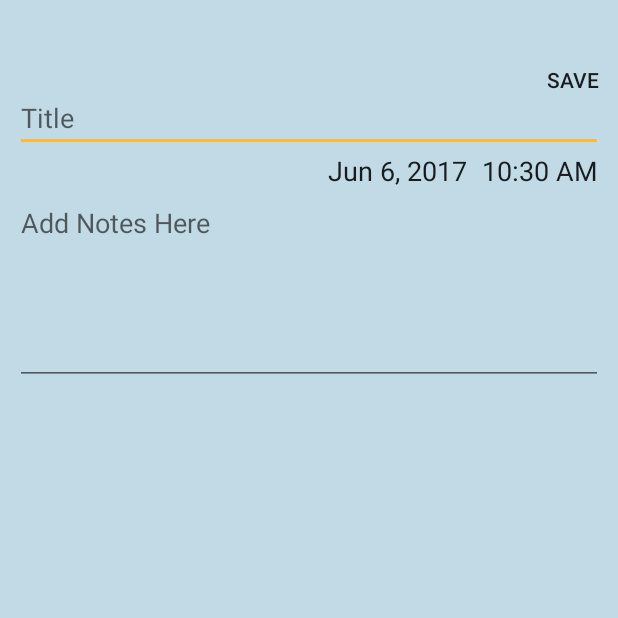
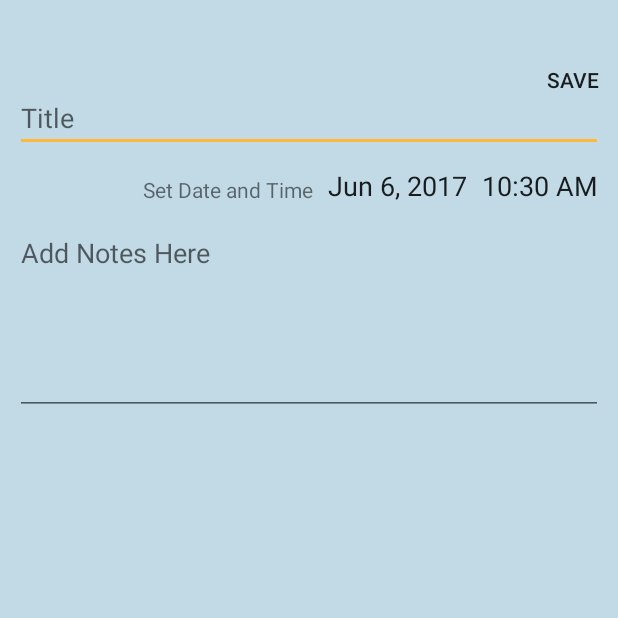
Before and after one commit to Sumirmat97/ReminderApp, an Android app: the screen it shows after launch (TaskEditActivity), after a tap on "Add Task", on a phone screen of 412 x 824 dp, the top half of it. Run offline under Robolectric (Android 15) with nearby library versions, the phone set to English and light mode, and no system bars; our stand-ins replace Picasso; libraries missing offline, so code that uses them is left out: android.support.v7; pictures from the network do not load.

Commit message:
18:15, 06/06/2017 Added preferences for the user.Can be selected from settings

```diff
--- a/app/src/main/AndroidManifest.xml
+++ b/app/src/main/AndroidManifest.xml
@@ -27,6 +27,7 @@
             android:windowSoftInputMode="stateHidden">
 
         </activity>
+        <activity android:name="com.dummies.tasks.activity.PreferencesActivity"/>
 
         <provider
             android:authorities="com.dummies.tasks.provider.TaskProvider"
--- a/app/src/main/java/com/dummies/tasks/fragment/TaskEditFragment.java
+++ b/app/src/main/java/com/dummies/tasks/fragment/TaskEditFragment.java
@@ -7,8 +7,11 @@ import android.app.NotificationManager;
 import android.content.ContentUris;
 import android.content.ContentValues;
 import android.content.DialogInterface;
+import android.content.SharedPreferences;
 import android.database.Cursor;
 import android.net.Uri;
+import android.preference.Preference;
+import android.preference.PreferenceManager;
 import android.support.v4.app.Fragment;
 
 import android.app.TimePickerDialog;
@@ -131,6 +134,20 @@ public class TaskEditFragment extends Fragment implements DatePickerDialog.OnDat
 
         if (taskId == 0)
         {
+            SharedPreferences sharedPreferences = PreferenceManager.getDefaultSharedPreferences(getActivity());
+
+            String defaultTitleKey = getString(R.string.pref_task_title_key);
+            String defaultTimeKey  = getString(R.string.pref_default_time_from_now_key);
+
+            String defaultTitle = sharedPreferences.getString(defaultTitleKey,null);
+            String defaultTime = sharedPreferences.getString(defaultTimeKey,null);
+
+            if(defaultTitle != null)
+                titleText.setText(defaultTitle);
+
+            if(defaultTime != null && defaultTime.length() > 0)
+                taskDateAndTime.add(Calendar.MINUTE,Integer.parseInt(defaultTime));
+
             updateDateAndTimeButtons();
         }
         else {
--- a/app/src/main/java/com/dummies/tasks/fragment/TaskListFragment.java
+++ b/app/src/main/java/com/dummies/tasks/fragment/TaskListFragment.java
@@ -1,6 +1,7 @@
 package com.dummies.tasks.fragment;
 
 import android.app.LoaderManager;
+import android.content.Intent;
 import android.content.Loader;
 import android.database.Cursor;
 import android.os.Bundle;
@@ -15,6 +16,7 @@ import android.view.MenuItem;
 import android.view.View;
 import android.view.ViewGroup;
 
+import com.dummies.tasks.activity.PreferencesActivity;
 import com.dummies.tasks.activity.R;
 import com.dummies.tasks.adapter.TaskListAdapter;
 import com.dummies.tasks.interfaces.OnEditTask;
@@ -76,6 +78,8 @@ public class TaskListFragment extends Fragment implements android.support.v4.app
         {
             case R.id.menu_insert: ((OnEditTask) getActivity()).editTask(0);
                                      return true;
+            case R.id.menu_settings: startActivity(new Intent(getActivity(), PreferencesActivity.class));
+                    return true;
         }
         return super.onOptionsItemSelected(item);
     }
--- a/app/src/main/res/layout/fragment_task_edit.xml
+++ b/app/src/main/res/layout/fragment_task_edit.xml
@@ -20,8 +20,11 @@
             android:layout_height="wrap_content"
             android:layout_marginStart="@dimen/gutter"
             android:layout_marginEnd="@dimen/gutter"
+            android:layout_marginBottom="10dp"
             android:layout_below="@id/image"
             android:hint="@string/title"/>
+
+
         <TextView
             style="@android:style/TextAppearance.Medium"
             android:id="@+id/task_time"
@@ -39,11 +42,22 @@
             android:layout_toStartOf="@id/task_time"
             android:layout_alignBottom="@id/task_time"
             android:layout_marginEnd="10dp"/>
+
+        <TextView
+            android:id="@+id/setTime"
+            android:layout_width="wrap_content"
+            android:layout_height="wrap_content"
+            android:layout_toStartOf="@id/task_date"
+            android:layout_alignBottom="@id/task_time"
+            android:layout_marginEnd="10dp"
+            android:text="@string/set_date_and_time"/>
+
         <EditText
             android:id="@+id/notes"
             android:layout_width="match_parent"
             android:layout_height="wrap_content"
             android:layout_alignStart="@id/title"
+            android:layout_marginTop="10dp"
             android:layout_marginEnd="@dimen/gutter"
             android:layout_below="@id/task_time"
             android:hint="@string/notes"
--- a/app/src/main/res/menu/menu_list.xml
+++ b/app/src/main/res/menu/menu_list.xml
@@ -5,4 +5,7 @@
         android:icon="@android:drawable/ic_menu_add"
         android:title="@string/menu_insert"
         app:showAsAction="always"/>
+    <item android:id="@+id/menu_settings"
+        app:showAsAction = "never"
+        android:title="@string/menu_settings"/>
 </menu>
--- a/app/src/main/res/values/strings.xml
+++ b/app/src/main/res/values/strings.xml
@@ -7,8 +7,17 @@
     <string name="confirm">Save</string>
     <string name="delete_task">Delete?</string>
     <string name="save">Are you sure you want to save the task?</string>
-    <string name="isEmpty">Title must not be empty</string>
+    <string name="isEmpty">Title must not be empty!</string>
     <string name="emptyField">Empty Field</string>
     <string name="task_saved_message">Saved</string>
     <string name="notify_new_task_title">Task Reminder!</string>
+    <string name="tasks">Tasks</string>
+    <string name="pref_task_title_key">default_title_task</string>
+    <string name="default_title_description">The default title for a task.</string>
+    <string name="default_title">Default Title</string>
+    <string name="pref_default_time_from_now_key">time_from _now_default</string>
+    <string name="minutes_from_now_description">The number of minutes in future to set the reminder.</string>
+    <string name="minutes_from_now">Minutes From Now</string>
+    <string name="menu_settings">Settings</string>
+    <string name="set_date_and_time">Set Date and Time</string>
 </resources>
```
Also changed, not shown: app/src/main/java/com/dummies/tasks/activity/PreferencesActivity.java (added, +20 -0 lines), app/src/main/java/com/dummies/tasks/fragment/PreferencesFragment.java (added, +27 -0 lines), app/src/main/res/xml/task_preferences.xml (added, +16 -0 lines).
